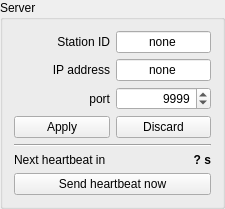
Before: the Qt Designer form widgets/qserver.ui in AMOS-uniba/amos-client, drawn with Qt 5.
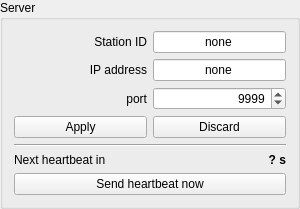
After: the same form once the commit is applied.

Commit message: Microfix to GUI alignment

The edit to the form file:
```diff
--- a/widgets/qserver.ui
+++ b/widgets/qserver.ui
@@ -6,7 +6,7 @@
    <rect>
     <x>0</x>
     <y>0</y>
-    <width>225</width>
+    <width>300</width>
     <height>193</height>
    </rect>
   </property>
@@ -23,48 +23,43 @@
    <string>Server</string>
   </property>
   <layout class="QGridLayout" name="gridLayout">
-   <item row="6" column="1">
-    <widget class="QLabel" name="lb_countdown">
+   <item row="0" column="0">
+    <widget class="QLabel" name="lx_station_id">
      <property name="sizePolicy">
       <sizepolicy hsizetype="Preferred" vsizetype="Preferred">
        <horstretch>1</horstretch>
        <verstretch>0</verstretch>
       </sizepolicy>
      </property>
-     <property name="font">
-      <font>
-       <weight>75</weight>
-       <bold>true</bold>
-      </font>
-     </property>
      <property name="text">
-      <string>? s</string>
+      <string>Station ID</string>
      </property>
      <property name="alignment">
       <set>Qt::AlignRight|Qt::AlignTrailing|Qt::AlignVCenter</set>
      </property>
     </widget>
    </item>
-   <item row="4" column="0" colspan="2">
-    <layout class="QHBoxLayout" name="hl_buttons">
-     <item>
-      <widget class="QPushButton" name="bt_apply">
-       <property name="text">
-        <string>Apply</string>
-       </property>
-      </widget>
-     </item>
-     <item>
-      <widget class="QPushButton" name="bt_discard">
-       <property name="text">
-        <string>Discard</string>
-       </property>
-      </widget>
-     </item>
-    </layout>
+   <item row="0" column="1">
+    <widget class="QLineEdit" name="le_station_id">
+     <property name="sizePolicy">
+      <sizepolicy hsizetype="Preferred" vsizetype="Fixed">
+       <horstretch>1</horstretch>
+       <verstretch>0</verstretch>
+      </sizepolicy>
+     </property>
+     <property name="text">
+      <string>none</string>
+     </property>
+     <property name="maxLength">
+      <number>4</number>
+     </property>
+     <property name="alignment">
+      <set>Qt::AlignCenter</set>
+     </property>
+    </widget>
    </item>
-   <item row="6" column="0">
-    <widget class="QLabel" name="lx_countdown">
+   <item row="1" column="0">
+    <widget class="QLabel" name="lx_ip">
      <property name="sizePolicy">
       <sizepolicy hsizetype="Preferred" vsizetype="Preferred">
        <horstretch>1</horstretch>
@@ -72,18 +67,52 @@
       </sizepolicy>
      </property>
      <property name="text">
-      <string>Next heartbeat in</string>
+      <string>IP address</string>
      </property>
+     <property name="alignment">
+      <set>Qt::AlignRight|Qt::AlignTrailing|Qt::AlignVCenter</set>
+     </property>
     </widget>
    </item>
-   <item row="7" column="0" colspan="2">
-    <widget class="QPushButton" name="bt_send_heartbeat">
+   <item row="1" column="1">
+    <widget class="QLineEdit" name="le_ip">
+     <property name="sizePolicy">
+      <sizepolicy hsizetype="Preferred" vsizetype="Fixed">
+       <horstretch>1</horstretch>
+       <verstretch>0</verstretch>
+      </sizepolicy>
+     </property>
+     <property name="inputMask">
+      <string/>
+     </property>
      <property name="text">
-      <string>Send heartbeat now</string>
+      <string>none</string>
      </property>
+     <property name="maxLength">
+      <number>32767</number>
+     </property>
+     <property name="alignment">
+      <set>Qt::AlignCenter</set>
+     </property>
     </widget>
    </item>
-   <item row="3" column="1">
+   <item row="2" column="0">
+    <widget class="QLabel" name="lx_port">
+     <property name="sizePolicy">
+      <sizepolicy hsizetype="Preferred" vsizetype="Preferred">
+       <horstretch>1</horstretch>
+       <verstretch>0</verstretch>
+      </sizepolicy>
+     </property>
+     <property name="text">
+      <string>port</string>
+     </property>
+     <property name="alignment">
+      <set>Qt::AlignRight|Qt::AlignTrailing|Qt::AlignVCenter</set>
+     </property>
+    </widget>
+   </item>
+   <item row="2" column="1">
     <widget class="QSpinBox" name="sb_port">
      <property name="sizePolicy">
       <sizepolicy hsizetype="Preferred" vsizetype="Fixed">
@@ -108,99 +137,70 @@
      </property>
     </widget>
    </item>
-   <item row="3" column="0">
-    <widget class="QLabel" name="lx_port">
-     <property name="sizePolicy">
-      <sizepolicy hsizetype="Preferred" vsizetype="Preferred">
-       <horstretch>1</horstretch>
-       <verstretch>0</verstretch>
-      </sizepolicy>
-     </property>
-     <property name="text">
-      <string>port</string>
-     </property>
-     <property name="alignment">
-      <set>Qt::AlignRight|Qt::AlignTrailing|Qt::AlignVCenter</set>
-     </property>
-    </widget>
+   <item row="3" column="0" colspan="2">
+    <layout class="QHBoxLayout" name="hl_buttons">
+     <item>
+      <widget class="QPushButton" name="bt_apply">
+       <property name="text">
+        <string>Apply</string>
+       </property>
+      </widget>
+     </item>
+     <item>
+      <widget class="QPushButton" name="bt_discard">
+       <property name="text">
+        <string>Discard</string>
+       </property>
+      </widget>
+     </item>
+    </layout>
    </item>
-   <item row="5" column="0" colspan="2">
+   <item row="4" column="0" colspan="2">
     <widget class="Line" name="line">
      <property name="orientation">
       <enum>Qt::Horizontal</enum>
      </property>
     </widget>
    </item>
-   <item row="1" column="1">
-    <widget class="QLineEdit" name="le_ip">
+   <item row="5" column="0">
+    <widget class="QLabel" name="lx_countdown">
      <property name="sizePolicy">
-      <sizepolicy hsizetype="Preferred" vsizetype="Fixed">
+      <sizepolicy hsizetype="Preferred" vsizetype="Preferred">
        <horstretch>1</horstretch>
        <verstretch>0</verstretch>
       </sizepolicy>
      </property>
-     <property name="inputMask">
-      <string/>
-     </property>
      <property name="text">
-      <string>none</string>
+      <string>Next heartbeat in</string>
      </property>
-     <property name="maxLength">
-      <number>32767</number>
-     </property>
-     <property name="alignment">
-      <set>Qt::AlignCenter</set>
-     </property>
     </widget>
    </item>
-   <item row="0" column="1">
-    <widget class="QLineEdit" name="le_station_id">
+   <item row="5" column="1">
+    <widget class="QLabel" name="lb_countdown">
      <property name="sizePolicy">
-      <sizepolicy hsizetype="Preferred" vsizetype="Fixed">
-       <horstretch>1</horstretch>
-       <verstretch>0</verstretch>
-      </sizepolicy>
-     </property>
-     <property name="text">
-      <string>none</string>
-     </property>
-     <property name="maxLength">
-      <number>4</number>
-     </property>
-     <property name="alignment">
-      <set>Qt::AlignCenter</set>
-     </property>
-    </widget>
-   </item>
-   <item row="1" column="0">
-    <widget class="QLabel" name="lx_ip">
-     <property name="sizePolicy">
       <sizepolicy hsizetype="Preferred" vsizetype="Preferred">
        <horstretch>1</horstretch>
        <verstretch>0</verstretch>
       </sizepolicy>
      </property>
+     <property name="font">
+      <font>
+       <weight>75</weight>
+       <bold>true</bold>
+      </font>
+     </property>
      <property name="text">
-      <string>IP address</string>
+      <string>? s</string>
      </property>
      <property name="alignment">
       <set>Qt::AlignRight|Qt::AlignTrailing|Qt::AlignVCenter</set>
      </property>
     </widget>
    </item>
-   <item row="0" column="0">
-    <widget class="QLabel" name="lx_station_id">
-     <property name="sizePolicy">
-      <sizepolicy hsizetype="Preferred" vsizetype="Preferred">
-       <horstretch>1</horstretch>
-       <verstretch>0</verstretch>
-      </sizepolicy>
-     </property>
+   <item row="6" column="0" colspan="2">
+    <widget class="QPushButton" name="bt_send_heartbeat">
      <property name="text">
-      <string>Station ID</string>
-     </property>
-     <property name="alignment">
-      <set>Qt::AlignRight|Qt::AlignTrailing|Qt::AlignVCenter</set>
+      <string>Send heartbeat now</string>
      </property>
     </widget>
    </item>
```
The commit also changes 1 other file.
